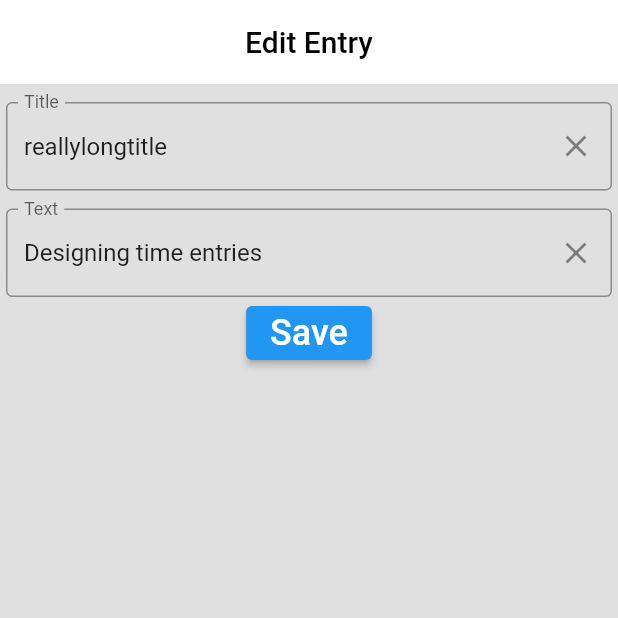
After one commit to bendicsekb/habits_app, a Flutter app: the screen it shows after launch, after a tap on "reallylongtitle", on a phone screen of 412 x 824 dp, the top half of it. The commit adds this screen. Run offline on Flutter 3.47's test engine with Material 2 defaults, Android fonts, the phone set to English and light mode, and no system bars; our stand-ins replace flutter_hooks, flutter_riverpod, flutter_slidable, hooks_riverpod.

Commit message:
feat Basic edit entry

```diff
--- /dev/null
+++ b/lib/entry_details.dart
@@ -0,0 +1,68 @@
+import 'package:flutter/material.dart';
+import 'package:flutter_hooks/flutter_hooks.dart';
+import 'package:habits_app/main.dart';
+import 'package:habits_app/model.dart';
+import 'package:hooks_riverpod/hooks_riverpod.dart';
+
+class EntryDetails extends HookConsumerWidget {
+  final Entry entry;
+  const EntryDetails({Key? key, required this.entry}) : super(key: key);
+
+  @override
+  Widget build(BuildContext context, WidgetRef ref) {
+    final entryList = ref.watch(entryListProvider.notifier);
+    final titleController = useTextEditingController(text: entry.title);
+    final textController = useTextEditingController(text: entry.text);
+    return Scaffold(
+      appBar: AppBar(
+        backgroundColor: Colors.white,
+        shadowColor: Colors.transparent,
+        bottomOpacity: 0.0,
+        elevation: 0.0,
+        centerTitle: true,
+        title: const Text("Edit Entry", style: TextStyle(color: Colors.black)),
+      ),
+      body: Column(
+        children: [
+          Padding(
+            padding: const EdgeInsets.only(top: 12.0, left: 4.0, right: 4.0),
+            child: TextField(
+              controller: titleController,
+              decoration: InputDecoration(
+                border: OutlineInputBorder(),
+                suffixIcon: IconButton(
+                  onPressed: () => titleController.clear(),
+                  icon: Icon(Icons.clear),
+                ),
+                labelText: 'Title',
+              ),
+            ),
+          ),
+          Padding(
+            padding: const EdgeInsets.only(top: 12.0, left: 4.0, right: 4.0),
+            child: TextField(
+              controller: textController,
+              decoration: InputDecoration(
+                border: OutlineInputBorder(),
+                suffixIcon: IconButton(
+                    onPressed: () => textController.clear(),
+                    icon: Icon(
+                      Icons.clear,
+                    )),
+                labelText: 'Text',
+              ),
+            ),
+          ),
+          ElevatedButton(
+              onPressed: () {
+                entryList.editEntry(entry.id, textController.text,
+                    titleController.text, null, null, null);
+
+                Navigator.pop(context);
+              },
+              child: const Text("Save", style: TextStyle(fontSize: 24)))
+        ],
+      ),
+    );
+  }
+}
--- a/lib/model.dart
+++ b/lib/model.dart
@@ -51,17 +51,17 @@ class Entry {
 class EntryList extends StateNotifier<List<Entry>> {
   EntryList([List<Entry>? initialEntries]) : super(initialEntries ?? []);
 
-  void addEntry(
-      String text, String title, DateTime startTime, DateTime? endTime) {
+  void addEntry(String text, String title, DateTime startTime,
+      DateTime? endTime, int? satisfaction) {
     state = [
       ...state,
       Entry(
-        id: getRandomString(24),
-        text: text,
-        title: title,
-        startTime: startTime,
-        endTime: endTime,
-      )
+          id: getRandomString(24),
+          text: text,
+          title: title,
+          startTime: startTime,
+          endTime: endTime,
+          satisfaction: satisfaction)
     ];
     state.sort((a, b) => b.startTime.compareTo(a.startTime));
   }
@@ -83,4 +83,20 @@ class EntryList extends StateNotifier<List<Entry>> {
       }
     }).toList();
   }
+
+  void editEntry(String id, String? text, String? title, DateTime? startTime,
+      DateTime? endTime, int? satisfaction) {
+    state = state.map((entry) {
+      if (entry.id == id) {
+        return entry.copyWith(
+            text: text,
+            title: title,
+            startTime: startTime,
+            endTime: endTime,
+            satisfaction: satisfaction);
+      } else {
+        return entry;
+      }
+    }).toList();
+  }
 }
--- a/lib/time_entry.dart
+++ b/lib/time_entry.dart
@@ -1,6 +1,7 @@
 import 'package:flutter/material.dart';
 import 'package:flutter_riverpod/flutter_riverpod.dart';
 import 'package:flutter_slidable/flutter_slidable.dart';
+import 'package:habits_app/entry_details.dart';
 import 'package:habits_app/model.dart';
 import 'package:intl/intl.dart';
 
@@ -53,8 +54,8 @@ class TimeEntry extends ConsumerWidget {
 
     return Slidable(
       key: ValueKey<String>(entry.id),
-      endActionPane: entry.endTime == null
-          ? ActionPane(
+      enabled: entry.endTime == null,
+      endActionPane: ActionPane(
         extentRatio: 0.20,
         motion: ScrollMotion(),
         children: [
@@ -73,8 +74,14 @@ class TimeEntry extends ConsumerWidget {
             width: 4.0,
           )
         ],
-            )
-          : null,
+      ),
+      child: GestureDetector(
+        onTap: () {
+          Navigator.push(
+            context,
+            MaterialPageRoute(builder: (context) => EntryDetails(entry: entry)),
+          );
+        },
         child: Padding(
           padding: const EdgeInsets.symmetric(horizontal: 4.0),
           child: Container(
@@ -136,7 +143,8 @@ class TimeEntry extends ConsumerWidget {
                                       height: 5.0,
                                       width: 5.0,
                                       decoration: BoxDecoration(
-                                      color: SatisfactionColor.values[i].color,
+                                        color:
+                                            SatisfactionColor.values[i].color,
                                       ),
                                     ),
                                   )
@@ -146,6 +154,7 @@ class TimeEntry extends ConsumerWidget {
                         ],
                       ))
                 ],
+              ),
             ),
           ),
         ),
```
Also changed, not shown: lib/main.dart (+7 -56 lines). Lines whose indentation alone changed are shown as unchanged.
